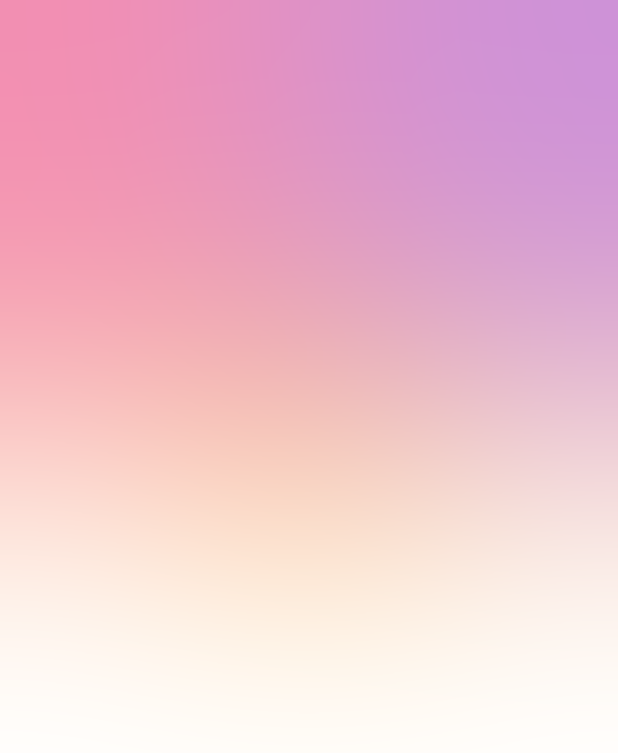
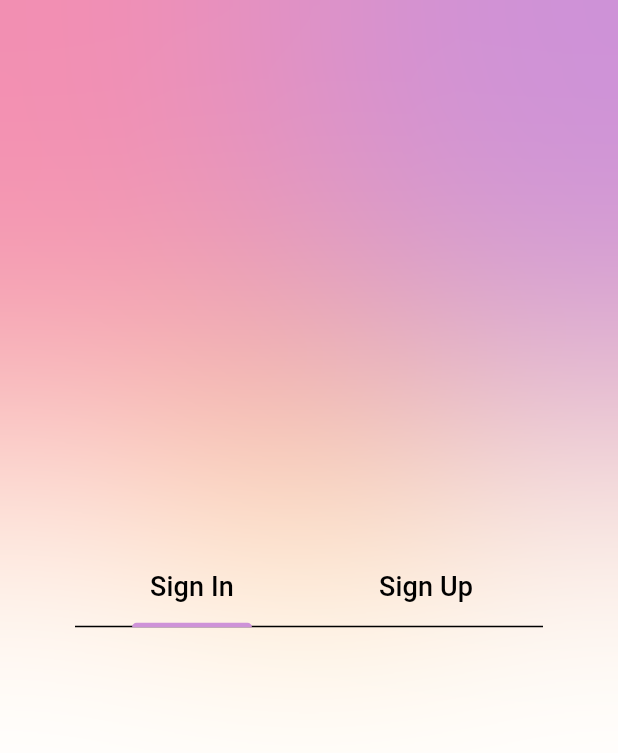
Before and after one commit to TitusKI/AuthPortal, a Flutter app: the screen it shows after launch, on a phone screen of 412 x 824 dp. Shown: the top 753 px of the screen. Run offline on Flutter 3.47's test engine with Material 3 defaults, Android fonts, the light colour scheme and no system bars; our stand-ins replace bloc, cloud_firestore, equatable, firebase_auth, firebase_core, flutter_bloc; accounts and stored records are empty.

Commit message:
buildin_sign_in_screen

```diff
--- a/lib/screens/auth/welcome_screen.dart
+++ b/lib/screens/auth/welcome_screen.dart
@@ -32,14 +32,14 @@ class _WelcomeScreenState extends State<WelcomeScreen>
                 alignment: const AlignmentDirectional(20, -1.2),
                 child: Container(
                   height: MediaQuery.of(context).size.width,
-                  width: MediaQuery.of(context).size.width ,
+                  width: MediaQuery.of(context).size.width,
                   decoration: BoxDecoration(
                     shape: BoxShape.circle,
                     color: Theme.of(context).colorScheme.tertiary,
                   ),
                 ),
               ),
-               Align(
+              Align(
                 alignment: const AlignmentDirectional(-2.7, -1.2),
                 child: Container(
                   height: MediaQuery.of(context).size.width / 1.3,
@@ -50,7 +50,7 @@ class _WelcomeScreenState extends State<WelcomeScreen>
                   ),
                 ),
               ),
-               Align(
+              Align(
                 alignment: const AlignmentDirectional(2.7, -1.2),
                 child: Container(
                   height: MediaQuery.of(context).size.width / 1.3,
@@ -62,11 +62,55 @@ class _WelcomeScreenState extends State<WelcomeScreen>
                 ),
               ),
               BackdropFilter(
-                filter: ImageFilter.blur(sigmaX: 100.0 , sigmaY: 100.0),
-                child: Container(
-
-                )
-              ),
+                  filter: ImageFilter.blur(sigmaX: 100.0, sigmaY: 100.0),
+                  child: Container()),
+              Align(
+                alignment: Alignment.bottomCenter,
+                child: SizedBox(
+                  height: MediaQuery.of(context).size.height / 1.8,
+                  child: Column(
+                    children: [
+                      Padding(
+                        padding:  const EdgeInsets.symmetric(horizontal: 50.0),
+                        child: TabBar(
+                          controller: tabController,
+                          unselectedLabelColor:
+                              Theme.of(context).colorScheme.onBackground,
+                          labelColor:
+                              Theme.of(context).colorScheme.onBackground,
+                          tabs: const [
+                            Padding(
+                                padding: EdgeInsets.all(12.0),
+                                child: Text(
+                                  'Sign In',
+                                  style: TextStyle(
+                                    fontSize: 18,
+                                  ),
+                                )),
+                            Padding(
+                              padding: EdgeInsets.all(12.0),
+                              child: Text(
+                                'Sign Up',
+                                style: TextStyle(
+                                  fontSize: 18,
+                                ),
+                              ),
+                            )
+                          ],
+                        ),
+                      ),
+                      Expanded(
+                          child: TabBarView(
+                        controller: tabController,
+                        children: [
+                          Container(),
+                          Container(),
+                        ],
+                      ))
+                    ],
+                  ),
+                ),
+              )
             ],
           ),
         ),
```
Also changed, not shown: lib/screens/auth/sign_in_screen.dart (added, +32 -0 lines), flutter_02.png (added), lib/screens/auth/components/text_field.dart (added), lib/screens/auth/sign_up_screen.dart (added).
